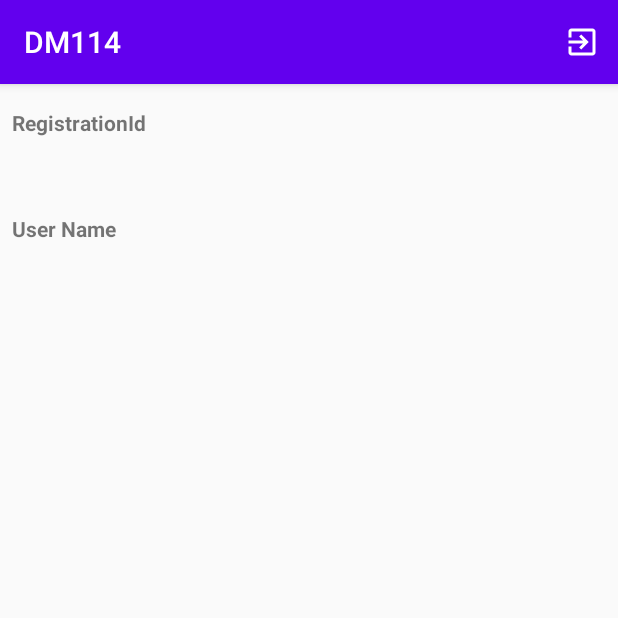
After one commit to tidanilocarvalho/DM114, an Android app: the OrderDetailInfoFragment screen opened directly, with no data from a screen before it, on a phone screen of 412 x 824 dp, the top half of it. The commit adds this screen. Run offline under Robolectric (Android 15) with nearby library versions, the phone set to English and light mode, and no system bars; our stand-ins replace Firebase (no records; nobody signed in at launch, a user with empty details on screens opened directly), data binding; libraries missing offline, so code that uses them is left out: com.firebase.ui; 1 statement that could not run was skipped.

Commit message:
Add structure to work witht FCM

```diff
--- /dev/null
+++ b/dm114/app/src/main/java/br/com/danilo/projectdm114/order/OrderDetailInfoFragment.kt
@@ -0,0 +1,52 @@
+package br.com.danilo.projectdm114.order
+
+import android.os.Bundle
+import android.util.Log
+import android.view.LayoutInflater
+import android.view.View
+import android.view.ViewGroup
+import androidx.fragment.app.Fragment
+import androidx.lifecycle.ViewModelProviders
+import br.com.danilo.projectdm114.databinding.FragmentOrderDetailInfoBinding
+import com.google.firebase.iid.FirebaseInstanceId
+import com.squareup.moshi.JsonAdapter
+import com.squareup.moshi.Moshi
+
+private const val TAG = "OrderDetailInfoFragment"
+
+class OrderDetailInfoFragment : Fragment() {
+    private val orderDetailInfoViewModel: OrderDetailInfoViewModel by lazy {
+        ViewModelProviders.of(this).get(OrderDetailInfoViewModel::class.java)
+    }
+
+    override fun onCreateView(
+        inflater: LayoutInflater, container: ViewGroup?,
+        savedInstanceState: Bundle?
+    ): View? {
+        val binding = FragmentOrderDetailInfoBinding.inflate(inflater)
+
+        binding.setLifecycleOwner(this)
+
+        binding.orderDetailInfoViewModel = orderDetailInfoViewModel
+
+        FirebaseInstanceId.getInstance().instanceId
+            .addOnCompleteListener { task ->
+                if (task.isSuccessful) {
+                    orderDetailInfoViewModel.fcmRegistrationId.value = task.result?.token
+                    Log.i(TAG, "FCM Token: ${task.result?.token}")
+                }
+            }
+
+        if (this.arguments != null) {
+            if (this.arguments!!.containsKey("orderDetailInfo")) {
+                val moshi = Moshi.Builder().build()
+                val jsonAdapter: JsonAdapter<OrderDetail> =
+                    moshi.adapter<OrderDetail>(OrderDetail::class.java)
+                jsonAdapter.fromJson(this.arguments!!.getString("orderDetailInfo")!!).let {
+                    orderDetailInfoViewModel.orderDetail.value = it
+                }
+            }
+        }
+        return binding.root
+    }
+}
--- /dev/null
+++ b/dm114/app/src/main/java/br/com/danilo/projectdm114/order/OrderDetailInfoViewModel.kt
@@ -0,0 +1,11 @@
+package br.com.danilo.projectdm114.order
+
+import androidx.lifecycle.MutableLiveData
+import androidx.lifecycle.ViewModel
+
+class OrderDetailInfoViewModel : ViewModel() {
+
+    val fcmRegistrationId = MutableLiveData<String>()
+    val orderDetail = MutableLiveData<OrderDetail>()
+
+}
--- /dev/null
+++ b/dm114/app/src/main/res/drawable/ic_cloud_queue_black_24dp.xml
@@ -0,0 +1,5 @@
+<vector android:height="24dp" android:tint="#FFFFFF"
+    android:viewportHeight="24.0" android:viewportWidth="24.0"
+    android:width="24dp" xmlns:android="http://schemas.android.com/apk/res/android">
+    <path android:fillColor="#FF000000" android:pathData="M19.35,10.04C18.67,6.59 15.64,4 12,4 9.11,4 6.6,5.64 5.35,8.04 2.34,8.36 0,10.91 0,14c0,3.31 2.69,6 6,6h13c2.76,0 5,-2.24 5,-5 0,-2.64 -2.05,-4.78 -4.65,-4.96zM19,18H6c-2.21,0 -4,-1.79 -4,-4s1.79,-4 4,-4h0.71C7.37,7.69 9.48,6 12,6c3.04,0 5.5,2.46 5.5,5.5v0.5H19c1.66,0 3,1.34 3,3s-1.34,3 -3,3z"/>
+</vector>
--- /dev/null
+++ b/dm114/app/src/main/res/layout/fragment_order_detail_info.xml
@@ -0,0 +1,71 @@
+<?xml version="1.0" encoding="utf-8"?>
+<layout xmlns:android="http://schemas.android.com/apk/res/android"
+    xmlns:app="http://schemas.android.com/apk/res-auto">
+    <data>
+        <variable
+            name="orderDetailInfoViewModel"
+            type="br.com.danilo.projectdm114.order.OrderDetailInfoViewModel" />
+    </data>
+
+    <ScrollView
+        android:layout_width="match_parent"
+        android:layout_height="match_parent">
+        <androidx.constraintlayout.widget.ConstraintLayout
+            android:id="@+id/layout"
+            android:layout_width="match_parent"
+            android:layout_height="wrap_content">
+
+            <TextView
+                android:id="@+id/textView2"
+                android:layout_width="0dp"
+                android:layout_height="wrap_content"
+                android:layout_marginStart="8dp"
+                android:layout_marginTop="16dp"
+                android:layout_marginEnd="8dp"
+                android:text="@string/registration_id"
+                android:textStyle="bold"
+                app:layout_constraintEnd_toEndOf="parent"
+                app:layout_constraintStart_toStartOf="parent"
+                app:layout_constraintTop_toTopOf="parent" />
+
+            <TextView
+                android:id="@+id/textView3"
+                android:layout_width="0dp"
+                android:layout_height="wrap_content"
+                android:layout_marginStart="8dp"
+                android:layout_marginTop="8dp"
+                android:layout_marginEnd="8dp"
+                android:text="@{orderDetailInfoViewModel.fcmRegistrationId}"
+                android:textIsSelectable="true"
+                app:layout_constraintEnd_toEndOf="parent"
+                app:layout_constraintStart_toStartOf="parent"
+                app:layout_constraintTop_toBottomOf="@+id/textView2" />
+
+            <TextView
+                android:id="@+id/textView4"
+                android:layout_width="0dp"
+                android:layout_height="wrap_content"
+                android:layout_marginStart="8dp"
+                android:layout_marginTop="24dp"
+                android:layout_marginEnd="8dp"
+                android:text="@string/user_name"
+                android:textStyle="bold"
+                app:layout_constraintEnd_toEndOf="parent"
+                app:layout_constraintStart_toStartOf="parent"
+                app:layout_constraintTop_toBottomOf="@+id/textView3" />
+
+            <TextView
+                android:id="@+id/textView5"
+                android:layout_width="0dp"
+                android:layout_height="wrap_content"
+                android:layout_marginStart="8dp"
+                android:layout_marginTop="8dp"
+                android:layout_marginEnd="8dp"
+                android:text="@{orderDetailInfoViewModel.orderDetail.username}"
+                app:layout_constraintEnd_toEndOf="parent"
+                app:layout_constraintStart_toStartOf="parent"
+                app:layout_constraintTop_toBottomOf="@+id/textView4" />
+
+        </androidx.constraintlayout.widget.ConstraintLayout>
+    </ScrollView>
+</layout>
--- a/dm114/app/src/main/res/values/strings.xml
+++ b/dm114/app/src/main/res/values/strings.xml
@@ -1,4 +1,6 @@
 <resources>
     <string name="app_name">DM114</string>
     <string name="sign_out">Sign out</string>
+    <string name="registration_id">RegistrationId</string>
+    <string name="user_name">User Name</string>
 </resources>
```
Also changed, not shown: dm114/app/build.gradle (+8 -0 lines), dm114/app/src/main/AndroidManifest.xml (+12 -0 lines), dm114/app/src/main/java/br/com/danilo/projectdm114/MainActivity.kt (+20 -18 lines), dm114/app/src/main/java/br/com/danilo/projectdm114/messaging/FCMOrderDetailService.kt (added, +70 -0 lines), dm114/app/src/main/java/br/com/danilo/projectdm114/order/OrderDetail.kt (added, +8 -0 lines), dm114/app/src/main/res/layout/activity_main.xml (+5 -14 lines), dm114/app/src/main/res/navigation/navigation_graph.xml (added, +24 -0 lines).
